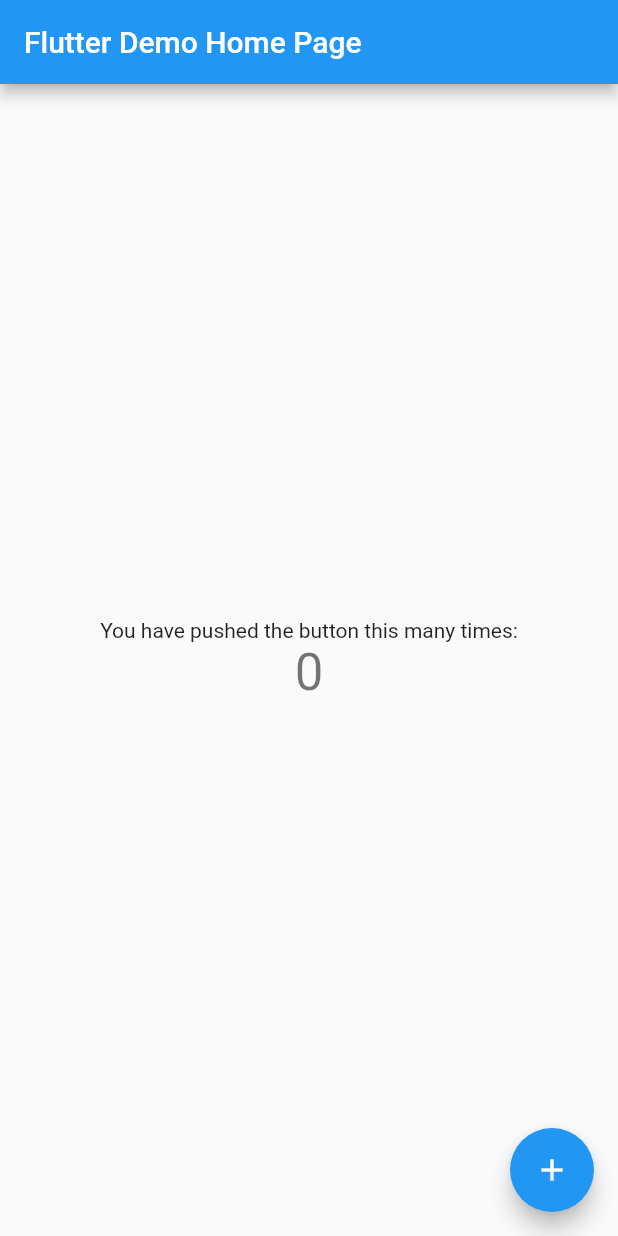
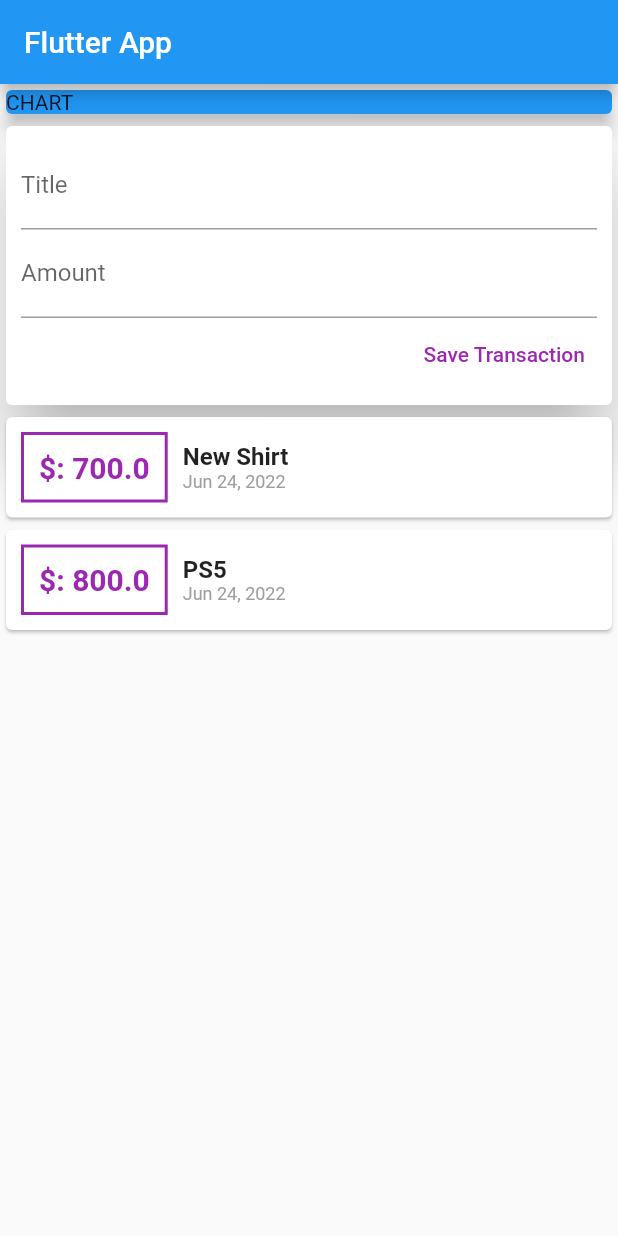
Before and after one commit to kibagendi20/expense_app, a Flutter app: the screen it shows after launch, on a phone screen of 412 x 824 dp. Run offline on Flutter 3.47's test engine with Material 2 defaults, Android fonts, the phone set to English and light mode, and no system bars.

Commit message:
Add transactions card and transaction input fields

```diff
--- a/lib/main.dart
+++ b/lib/main.dart
@@ -1,4 +1,6 @@
+import 'package:expense_app/transaction.dart';
 import 'package:flutter/material.dart';
+import 'package:intl/intl.dart';
 
 void main() {
   runApp(const MyApp());
@@ -13,103 +15,114 @@ class MyApp extends StatelessWidget {
     return MaterialApp(
       title: 'Flutter Demo',
       theme: ThemeData(
-        // This is the theme of your application.
-        //
-        // Try running your application with "flutter run". You'll see the
-        // application has a blue toolbar. Then, without quitting the app, try
-        // changing the primarySwatch below to Colors.green and then invoke
-        // "hot reload" (press "r" in the console where you ran "flutter run",
-        // or simply save your changes to "hot reload" in a Flutter IDE).
-        // Notice that the counter didn't reset back to zero; the application
-        // is not restarted.
         primarySwatch: Colors.blue,
       ),
-      home: const MyHomePage(title: 'Flutter Demo Home Page'),
+      home: MyHomePage(),
     );
   }
 }
 
-class MyHomePage extends StatefulWidget {
-  const MyHomePage({Key? key, required this.title}) : super(key: key);
+class MyHomePage extends StatelessWidget {
+  final List<Transaction> transactions = [
+    Transaction(
+        id: 't1', title: 'New Shirt', amount: 700.00, date: DateTime.now()),
+    Transaction(id: 't2', title: 'PS5', amount: 800, date: DateTime.now())
+  ];
 
-  // This widget is the home page of your application. It is stateful, meaning
-  // that it has a State object (defined below) that contains fields that affect
-  // how it looks.
+  //late String titleInput;
+  //late String amountInput;
+  final titleController = TextEditingController();
+  final amountController = TextEditingController();
 
-  // This class is the configuration for the state. It holds the values (in this
-  // case the title) provided by the parent (in this case the App widget) and
-  // used by the build method of the State. Fields in a Widget subclass are
-  // always marked "final".
 
-  final String title;
-
-  @override
-  State<MyHomePage> createState() => _MyHomePageState();
-}
-
-class _MyHomePageState extends State<MyHomePage> {
-  int _counter = 0;
-
-  void _incrementCounter() {
-    setState(() {
-      // This call to setState tells the Flutter framework that something has
-      // changed in this State, which causes it to rerun the build method below
-      // so that the display can reflect the updated values. If we changed
-      // _counter without calling setState(), then the build method would not be
-      // called again, and so nothing would appear to happen.
-      _counter++;
-    });
-  }
 
   @override
   Widget build(BuildContext context) {
-    // This method is rerun every time setState is called, for instance as done
-    // by the _incrementCounter method above.
-    //
-    // The Flutter framework has been optimized to make rerunning build methods
-    // fast, so that you can just rebuild anything that needs updating rather
-    // than having to individually change instances of widgets.
     return Scaffold(
         appBar: AppBar(
-        // Here we take the value from the MyHomePage object that was created by
-        // the App.build method, and use it to set our appbar title.
-        title: Text(widget.title),
+          title: const Text("Flutter App"),
         ),
-      body: Center(
-        // Center is a layout widget. It takes a single child and positions it
-        // in the middle of the parent.
+        body: Column(
+          mainAxisAlignment: MainAxisAlignment.start,
+          crossAxisAlignment: CrossAxisAlignment.stretch,
+          children: [
+            Container(
+                width: double.infinity,
+                child: const Card(
+                  elevation: 5,
+                  color: Colors.blue,
+                  child: Text("CHART"),
+                )),
+            Card(
+              elevation: 20,
+              child: Container(
+                //margin: EdgeInsets.all(20),
+                padding: const EdgeInsets.all(10),
                 child: Column(
-          // Column is also a layout widget. It takes a list of children and
-          // arranges them vertically. By default, it sizes itself to fit its
-          // children horizontally, and tries to be as tall as its parent.
-          //
-          // Invoke "debug painting" (press "p" in the console, choose the
-          // "Toggle Debug Paint" action from the Flutter Inspector in Android
-          // Studio, or the "Toggle Debug Paint" command in Visual Studio Code)
-          // to see the wireframe for each widget.
-          //
-          // Column has various properties to control how it sizes itself and
-          // how it positions its children. Here we use mainAxisAlignment to
-          // center the children vertically; the main axis here is the vertical
-          // axis because Columns are vertical (the cross axis would be
-          // horizontal).
-          mainAxisAlignment: MainAxisAlignment.center,
-          children: <Widget>[
-            const Text(
-              'You have pushed the button this many times:',
+                  crossAxisAlignment: CrossAxisAlignment.end,
+                  children:  [
+                     TextField(
+                      decoration: const InputDecoration(
+                        labelText: 'Title'
                       ),
-            Text(
-              '$_counter',
-              style: Theme.of(context).textTheme.headline4,
+                      //onChanged: (String value){
+                       // titleInput = value;
+                     // },
+                     controller: titleController,
                     ),
+                     TextField(
+                       decoration: const InputDecoration(
+                        labelText: 'Amount'
+                      ),
+                      //onChanged: (String value){
+                      //  amountInput = value;
+                     // },
+                     controller: amountController,
+                    ),
+                    TextButton(onPressed: (){
+                      print(amountController.text);
+                      print(titleController.text);
+                    }, child: const Text("Save Transaction", style: TextStyle(color: Colors.purple),))
                     ],
                 ),
               ),
-      floatingActionButton: FloatingActionButton(
-        onPressed: _incrementCounter,
-        tooltip: 'Increment',
-        child: const Icon(Icons.add),
-      ), // This trailing comma makes auto-formatting nicer for build methods.
-    );
+            ),
+            Column(
+                children: transactions.map((tx) {
+              return Card(
+                  child: Row(
+                children: [
+                  Container(
+                    margin: const EdgeInsets.symmetric(
+                        vertical: 10, horizontal: 10),
+                    padding: const EdgeInsets.all(10),
+                    child: Text(
+                      '\$: ${tx.amount}',
+                      style: TextStyle(
+                          fontSize: 20,
+                          color: Colors.purple,
+                          fontWeight: FontWeight.bold),
+                    ),
+                    decoration: BoxDecoration(
+                      border: Border.all(width: 2, color: Colors.purple),
+                    ),
+                  ),
+                  Column(
+                    crossAxisAlignment: CrossAxisAlignment.start,
+                    children: [
+                      Text(
+                        tx.title,
+                        style: TextStyle(
+                            fontSize: 16, fontWeight: FontWeight.bold),
+                      ),
+                      Text(DateFormat.yMMMd().format(tx.date),
+                          style: TextStyle(fontSize: 12, color: Colors.grey))
+                    ],
+                  )
+                ],
+              ));
+            }).toList())
+          ],
+        ));
   }
 }
```
Lines whose indentation alone changed are shown as unchanged.
